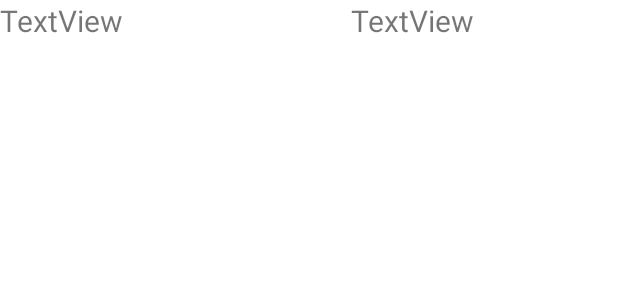
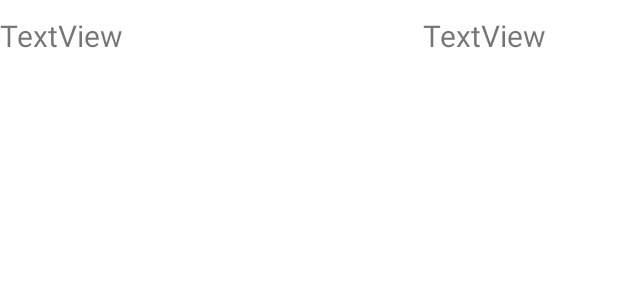
Before and after one commit to EmilienNury/projetIOT, an Android app: the layout data.xml on its own in the app's theme, with its tools: preview values and no code run, on a phone screen of 412 x 824 dp. Shown: the top 300 px of the screen. Run offline under Robolectric (Android 15) with nearby library versions, the phone set to English and light mode, and no system bars.

Commit message:
Added Entry data

```diff
--- a/app/src/main/java/com/example/projetiot/adapter/AdapterFirebase.kt
+++ b/app/src/main/java/com/example/projetiot/adapter/AdapterFirebase.kt
@@ -26,8 +26,9 @@ class AdapterFirebase(val alarm: HashMap<String, Data>, val context: Context ) :
     override fun onBindViewHolder(holder: CustomViewHolder, position: Int) {
         if (alarm.values.elementAt(position).type == "entry") {
             var values: MutableCollection<Data> = alarm.values
-            holder.date.text = alarm
-            holder.type.text = values.elementAt(position).value
+            var keys: MutableCollection<String> = alarm.keys
+            holder.date.text = keys.elementAt(position)
+            holder.type.text = "Entrée: \n"+values.elementAt(position).value
         } else {
             var values: MutableCollection<Data> = alarm.values
             holder.date.text = values.elementAt(position).value
--- a/app/src/main/res/layout/activity_main.xml
+++ b/app/src/main/res/layout/activity_main.xml
@@ -12,18 +12,20 @@
         android:layout_height="611dp"
         app:layout_constraintBottom_toBottomOf="parent"
         app:layout_constraintEnd_toEndOf="parent"
-        app:layout_constraintStart_toStartOf="parent" />
+        app:layout_constraintStart_toStartOf="parent"
+        app:layout_constraintTop_toBottomOf="@+id/textView2" />
 
     <TextView
         android:id="@+id/textView2"
         android:layout_width="246dp"
         android:layout_height="71dp"
         android:layout_marginTop="32dp"
+        android:layout_marginBottom="16dp"
         android:text="Secureasy"
         android:textAlignment="center"
         android:textSize="34sp"
+        app:layout_constraintBottom_toTopOf="@+id/firebaseRecylerView"
         app:layout_constraintEnd_toEndOf="parent"
-        app:layout_constraintHorizontal_bias="0.496"
         app:layout_constraintStart_toStartOf="parent"
         app:layout_constraintTop_toTopOf="parent" />
 
--- a/app/src/main/res/layout/data.xml
+++ b/app/src/main/res/layout/data.xml
@@ -9,6 +9,7 @@
         android:id="@+id/hour"
         android:layout_width="217dp"
         android:layout_height="48dp"
+        android:gravity="center_vertical"
         android:text="TextView"
         android:textSize="20sp"
         app:layout_constraintBottom_toBottomOf="parent"
@@ -22,7 +23,9 @@
         android:id="@+id/type"
         android:layout_width="178dp"
         android:layout_height="48dp"
+        android:gravity="center"
         android:text="TextView"
+        android:textAlignment="center"
         android:textSize="20sp"
         app:layout_constraintBottom_toBottomOf="@+id/hour"
         app:layout_constraintEnd_toEndOf="parent"
```
